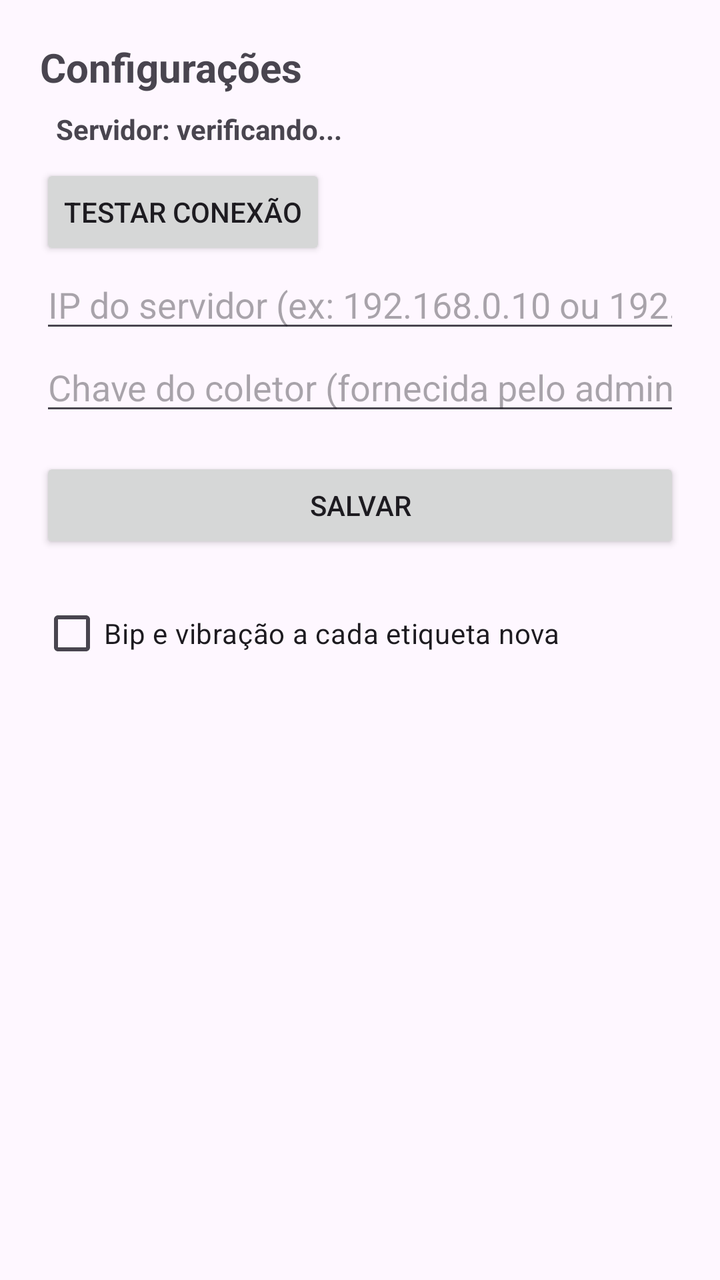
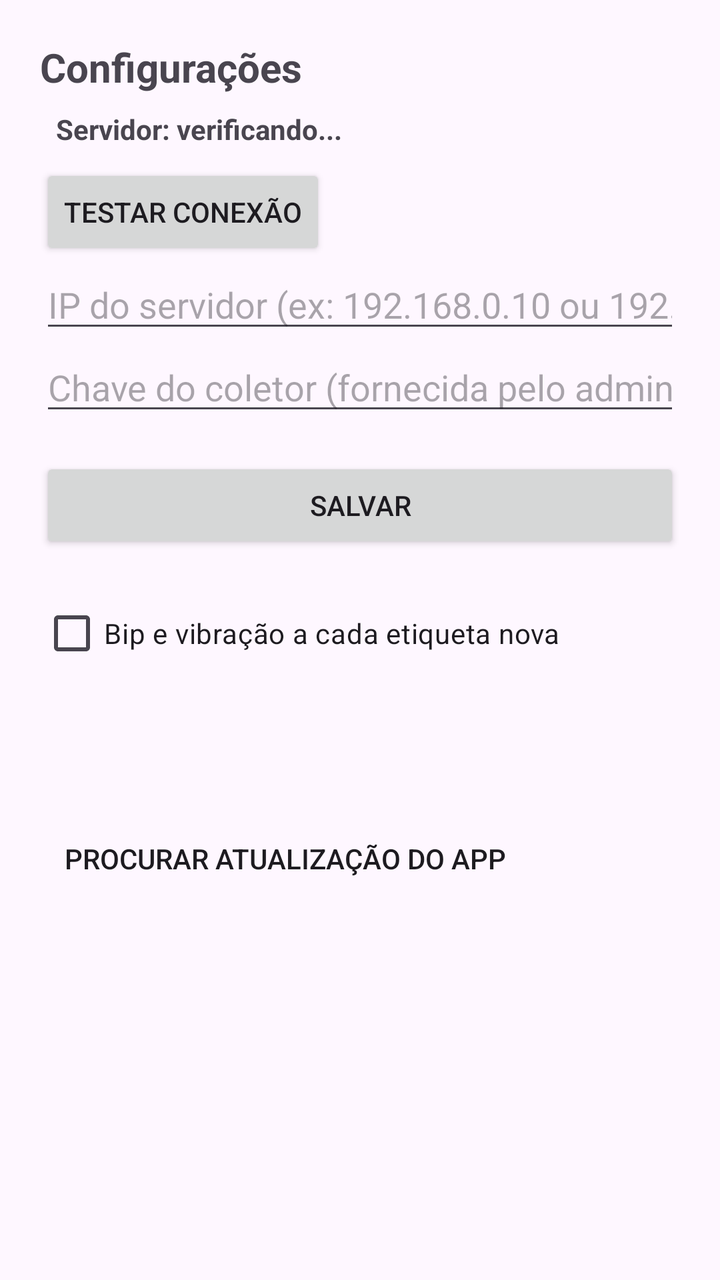

Screens rendered from an Android XML layout before and after an edit, with the pre-edit source and the edit as a unified diff.
<!-- AndroidManifest.xml: application theme Theme.RFIDAndroid -->
<!-- res/layout/activity_settings.xml -->
<LinearLayout xmlns:android="http://schemas.android.com/apk/res/android"
    android:layout_width="match_parent"
    android:layout_height="match_parent"
    android:orientation="vertical"
    android:padding="20dp">

    <TextView
        android:text="Configurações"
        android:textStyle="bold"
        android:textSize="20sp"
        android:layout_width="wrap_content"
        android:layout_height="wrap_content"/>

    <TextView
        android:id="@+id/txtStatusServidor"
        android:layout_width="match_parent"
        android:layout_height="wrap_content"
        android:text="Servidor: verificando..."
        android:textStyle="bold"
        android:padding="8dp"/>

    <Button
        android:id="@+id/btnTestarServidor"
        android:layout_width="wrap_content"
        android:layout_height="wrap_content"
        android:text="Testar conexão"/>

    <EditText
        android:id="@+id/edtIp"
        android:layout_width="match_parent"
        android:layout_height="wrap_content"
        android:hint="IP do servidor (ex: 192.168.0.10 ou 192.168.0.10:8443)"
        android:inputType="text"/>

    <EditText
        android:id="@+id/edtChave"
        android:layout_width="match_parent"
        android:layout_height="wrap_content"
        android:hint="Chave do coletor (fornecida pelo administrador)"
        android:inputType="textPassword"/>

    <Button
        android:id="@+id/btnSalvar"
        android:layout_width="match_parent"
        android:layout_height="wrap_content"
        android:text="Salvar"
        android:layout_marginTop="16dp"/>

    
    <CheckBox
        android:id="@+id/chkAvisoLeitura"
        android:text="Bip e vibração a cada etiqueta nova"
        android:layout_marginTop="16dp"
        android:layout_width="match_parent"
        android:layout_height="wrap_content"/>

    
    <TextView
        android:id="@+id/txtCertificado"
        android:typeface="monospace"
        android:textSize="12sp"
        android:layout_marginTop="16dp"
        android:layout_width="match_parent"
        android:layout_height="wrap_content"/>

    <TextView
        android:id="@+id/txtVersao"
        android:textSize="12sp"
        android:textColor="#888888"
        android:layout_marginTop="16dp"
        android:layout_width="match_parent"
        android:layout_height="wrap_content"/>
</LinearLayout>
<!-- resources referenced by this layout -->
<resources>
  <style name="Theme.RFIDAndroid" parent="Theme.Material3.DayNight.NoActionBar">
  
      
          <item name="colorPrimary">@color/purple_500</item>
          <item name="colorPrimaryVariant">@color/purple_700</item>
          <item name="colorOnPrimary">@color/white</item>
          
          <item name="colorSecondary">@color/teal_200</item>
          <item name="colorSecondaryVariant">@color/teal_700</item>
          <item name="colorOnSecondary">@color/black</item>
          
          <item name="android:statusBarColor">?attr/colorPrimaryVariant</item>
          
      </style>
  <color name="purple_500">#FF6200EE</color>
  <color name="purple_700">#FF3700B3</color>
  <color name="white">#FFFFFFFF</color>
  <color name="teal_200">#FF03DAC5</color>
  <color name="teal_700">#FF018786</color>
  <color name="black">#FF000000</color>
</resources>

<!-- the commit's change to res/layout/activity_settings.xml (unified diff, before → after) -->
@@ -1,6 +1,10 @@
-<LinearLayout xmlns:android="http://schemas.android.com/apk/res/android"
+<ScrollView xmlns:android="http://schemas.android.com/apk/res/android"
     android:layout_width="match_parent"
-    android:layout_height="match_parent"
+    android:layout_height="match_parent">
+
+<LinearLayout
+    android:layout_width="match_parent"
+    android:layout_height="wrap_content"
     android:orientation="vertical"
     android:padding="20dp">
 
@@ -70,4 +74,13 @@
         android:layout_marginTop="16dp"
         android:layout_width="match_parent"
         android:layout_height="wrap_content"/>
+
+    
+    <Button
+        android:id="@+id/btnAtualizacao"
+        style="?android:attr/borderlessButtonStyle"
+        android:text="Procurar atualização do app"
+        android:layout_width="wrap_content"
+        android:layout_height="wrap_content"/>
 </LinearLayout>
+</ScrollView>
